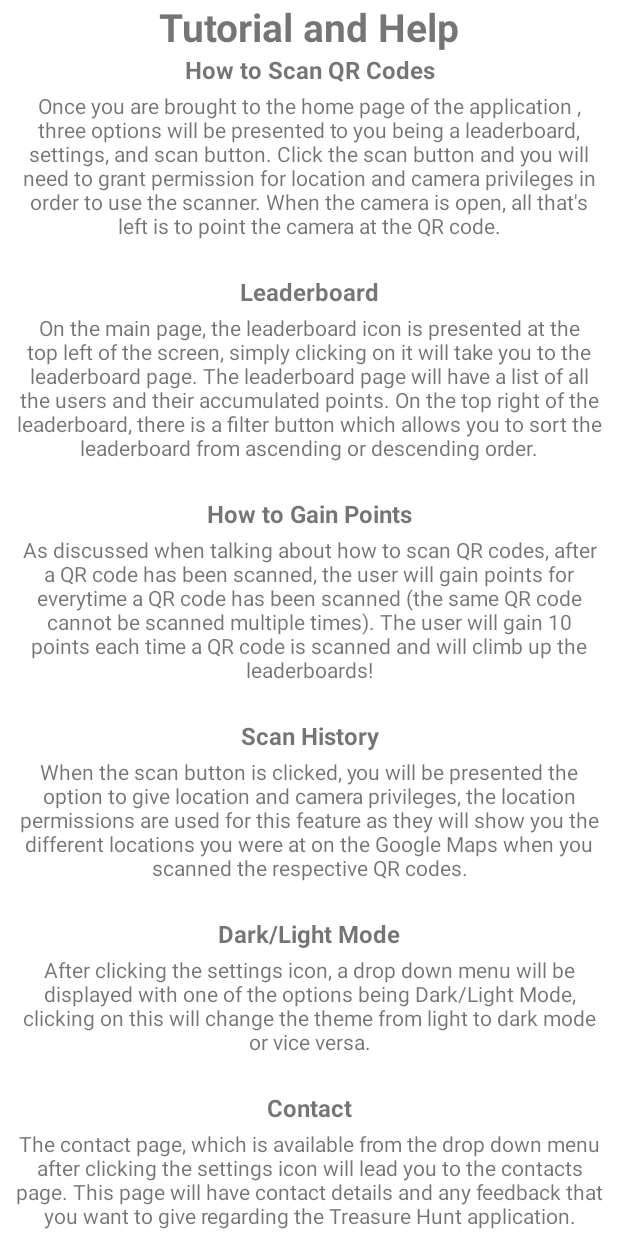
After one commit to GutsArmour/TreasureHuntApp, an Android app: the layout activity_tutorial.xml on its own in the app's theme, with its tools: preview values and no code run, on a phone screen of 412 x 824 dp. The commit adds this screen. Run offline under Robolectric (Android 15) with nearby library versions, the phone set to English and light mode, and no system bars.

Commit message:
Contact and Tutorial created

```diff
--- a/app/src/main/AndroidManifest.xml
+++ b/app/src/main/AndroidManifest.xml
@@ -36,6 +36,8 @@
             android:exported="false"
             android:label="@string/title_activity_maps" />
         <activity android:name=".Register" />
+        <activity android:name=".Contact"/>
+        <activity android:name=".Tutorial"/>
         <activity
             android:name=".Login"
             android:exported="true">
--- a/app/src/main/java/com/example/treasurehunt/MainActivity.java
+++ b/app/src/main/java/com/example/treasurehunt/MainActivity.java
@@ -52,8 +52,7 @@ public class MainActivity extends BaseAppCompatActivity {
         super.onCreate(savedInstanceState);
         setContentView(R.layout.activity_main);
 
-        Button button;
-        button = findViewById(R.id.button);
+        Button button = findViewById(R.id.button);
         button.setOnClickListener(v -> {
             scanQR();
         });
--- a/app/src/main/res/drawable/edittext_border.xml
+++ b/app/src/main/res/drawable/edittext_border.xml
@@ -2,9 +2,9 @@
 <shape xmlns:android="http://schemas.android.com/apk/res/android">
 
     <!-- Background Color -->
-    <solid android:color="#7f03fc" />
+    <solid android:color="#ffffff" />
 
     <!-- Border Color -->
-    <stroke android:width="1dp" android:color="#ffffff" />
+    <stroke android:width="1dp" android:color="#000000" />
 
 </shape>
--- /dev/null
+++ b/app/src/main/res/layout/activity_tutorial.xml
@@ -0,0 +1,169 @@
+<ScrollView xmlns:android="http://schemas.android.com/apk/res/android"
+    android:layout_width="match_parent"
+    android:layout_height="match_parent"
+    android:orientation="vertical"
+    android:gravity="center">
+
+    <LinearLayout
+        android:layout_width="wrap_content"
+        android:layout_height="wrap_content"
+        android:orientation="vertical">
+
+        <TextView
+            android:layout_width="match_parent"
+            android:layout_height="match_parent"
+            android:text="Tutorial and Help"
+            android:textAlignment="center"
+            android:textSize="26sp"
+            android:textStyle="bold"/>
+
+    <LinearLayout
+        android:layout_width="wrap_content"
+        android:layout_height="wrap_content"
+        android:orientation="vertical">
+
+        <TextView
+            android:layout_width="match_parent"
+            android:layout_height="wrap_content"
+            android:text="How to Scan QR Codes"
+            android:textSize="16sp"
+            android:textStyle="bold"
+            android:textAlignment="center"/>
+
+        <TextView
+            android:layout_width="match_parent"
+            android:layout_height="wrap_content"
+            android:text="Once you are brought to the home page of the application , three options will be presented to you being a leaderboard, settings, and scan button. Click the scan button and you will need to grant permission for location and camera privileges in order to use the scanner. When the camera is open, all that's left is to point the camera at the QR code."
+            android:textAlignment="center"
+            android:paddingTop="3dp"
+            android:paddingBottom="3dp"
+            android:paddingLeft="10dp"
+            android:paddingRight="10dp"/>
+    </LinearLayout>
+
+    <LinearLayout
+        android:layout_width="wrap_content"
+        android:layout_height="wrap_content"
+        android:orientation="vertical"
+        android:layout_marginTop="20dp">
+
+        <TextView
+            android:layout_width="match_parent"
+            android:layout_height="wrap_content"
+            android:text="Leaderboard"
+            android:textSize="16sp"
+            android:textStyle="bold"
+            android:textAlignment="center"/>
+
+        <TextView
+            android:layout_width="match_parent"
+            android:layout_height="wrap_content"
+            android:text="On the main page, the leaderboard icon is presented at the top left of the screen, simply clicking on it will take you to the leaderboard page. The leaderboard page will have a list of all the users and their accumulated points. On the top right of the leaderboard, there is a filter button which allows you to sort the leaderboard from ascending or descending order."
+            android:textAlignment="center"
+            android:paddingTop="3dp"
+            android:paddingBottom="3dp"
+            android:paddingLeft="10dp"
+            android:paddingRight="10dp"/>
+    </LinearLayout>
+
+    <LinearLayout
+        android:layout_width="wrap_content"
+        android:layout_height="wrap_content"
+        android:orientation="vertical"
+        android:layout_marginTop="20dp">
+
+        <TextView
+            android:layout_width="match_parent"
+            android:layout_height="wrap_content"
+            android:text="How to Gain Points"
+            android:textSize="16sp"
+            android:textStyle="bold"
+            android:textAlignment="center"/>
+
+        <TextView
+            android:layout_width="match_parent"
+            android:layout_height="wrap_content"
+            android:text="As discussed when talking about how to scan QR codes, after a QR code has been scanned, the user will gain points for everytime a QR code has been scanned (the same QR code cannot be scanned multiple times). The user will gain 10 points each time a QR code is scanned and will climb up the leaderboards!"
+            android:textAlignment="center"
+            android:paddingTop="3dp"
+            android:paddingBottom="3dp"
+            android:paddingLeft="10dp"
+            android:paddingRight="10dp"/>
+    </LinearLayout>
+
+    <LinearLayout
+        android:layout_width="wrap_content"
+        android:layout_height="wrap_content"
+        android:orientation="vertical"
+        android:layout_marginTop="20dp">
+
+        <TextView
+            android:layout_width="match_parent"
+            android:layout_height="wrap_content"
+            android:text="Scan History"
+            android:textSize="16sp"
+            android:textStyle="bold"
+            android:textAlignment="center"/>
+
+        <TextView
+            android:layout_width="match_parent"
+            android:layout_height="wrap_content"
+            android:text="When the scan button is clicked, you will be presented the option to give location and camera privileges, the location permissions are used for this feature as they will show you the different locations you were at on the Google Maps when you scanned the respective QR codes."
+            android:textAlignment="center"
+            android:paddingTop="3dp"
+            android:paddingBottom="3dp"
+            android:paddingLeft="10dp"
+            android:paddingRight="10dp"/>
+    </LinearLayout>
+
+    <LinearLayout
+        android:layout_width="wrap_content"
+        android:layout_height="wrap_content"
+        android:orientation="vertical"
+        android:layout_marginTop="20dp">
+
+        <TextView
+            android:layout_width="match_parent"
+            android:layout_height="wrap_content"
+            android:text="Dark/Light Mode"
+            android:textSize="16sp"
+            android:textStyle="bold"
+            android:textAlignment="center"/>
+
+        <TextView
+            android:layout_width="match_parent"
+            android:layout_height="wrap_content"
+            android:text="After clicking the settings icon, a drop down menu will be displayed with one of the options being Dark/Light Mode, clicking on this will change the theme from light to dark mode or vice versa."
+            android:textAlignment="center"
+            android:paddingTop="3dp"
+            android:paddingBottom="3dp"
+            android:paddingLeft="10dp"
+            android:paddingRight="10dp"/>
+    </LinearLayout>
+
+    <LinearLayout
+        android:layout_width="wrap_content"
+        android:layout_height="wrap_content"
+        android:orientation="vertical"
+        android:layout_marginTop="20dp">
+
+        <TextView
+            android:layout_width="match_parent"
+            android:layout_height="wrap_content"
+            android:text="Contact"
+            android:textSize="16sp"
+            android:textStyle="bold"
+            android:textAlignment="center"/>
+
+        <TextView
+            android:layout_width="match_parent"
+            android:layout_height="wrap_content"
+            android:text="The contact page, which is available from the drop down menu after clicking the settings icon will lead you to the contacts page. This page will have contact details and any feedback that you want to give regarding the Treasure Hunt application."
+            android:textAlignment="center"
+            android:paddingTop="3dp"
+            android:paddingBottom="3dp"
+            android:paddingLeft="10dp"
+            android:paddingRight="10dp"/>
+    </LinearLayout>
+    </LinearLayout>
+</ScrollView>
```
Also changed, not shown: app/src/main/java/com/example/treasurehunt/Contact.java (+39 -0 lines), app/src/main/java/com/example/treasurehunt/Tutorial.java (+9 -0 lines), app/src/main/res/layout/activity_contact.xml (added, +48 -0 lines).
